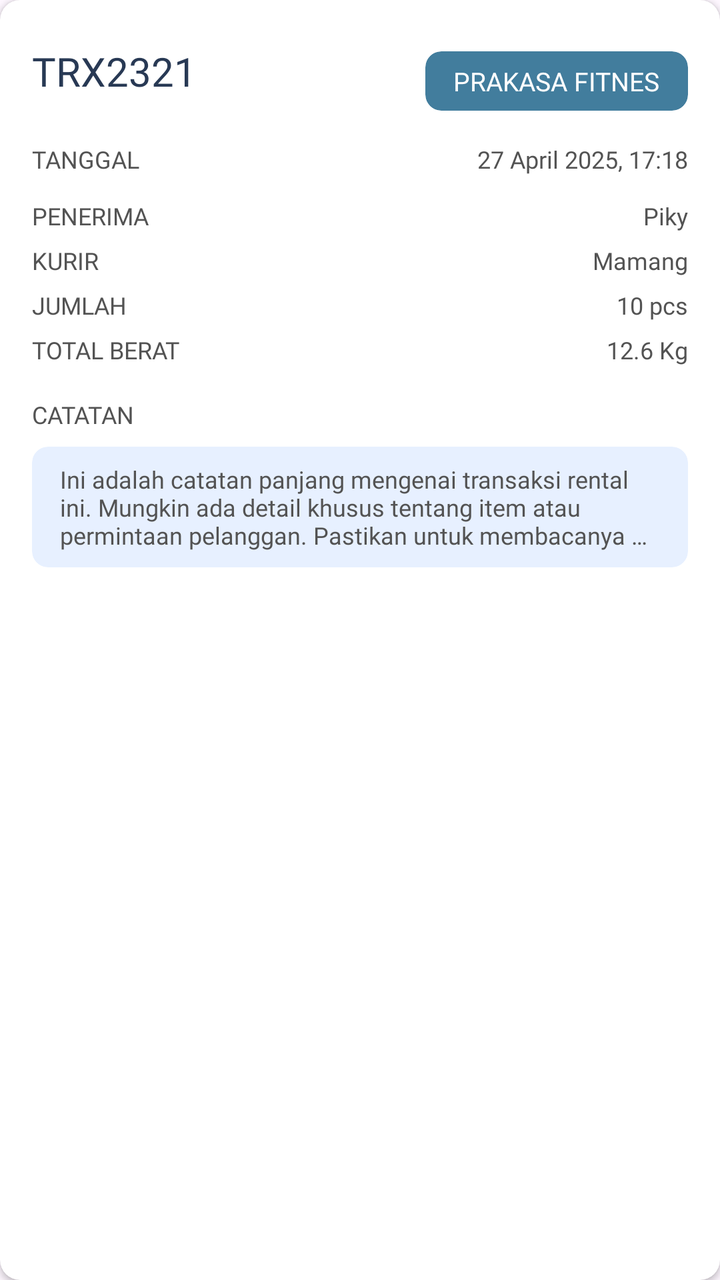
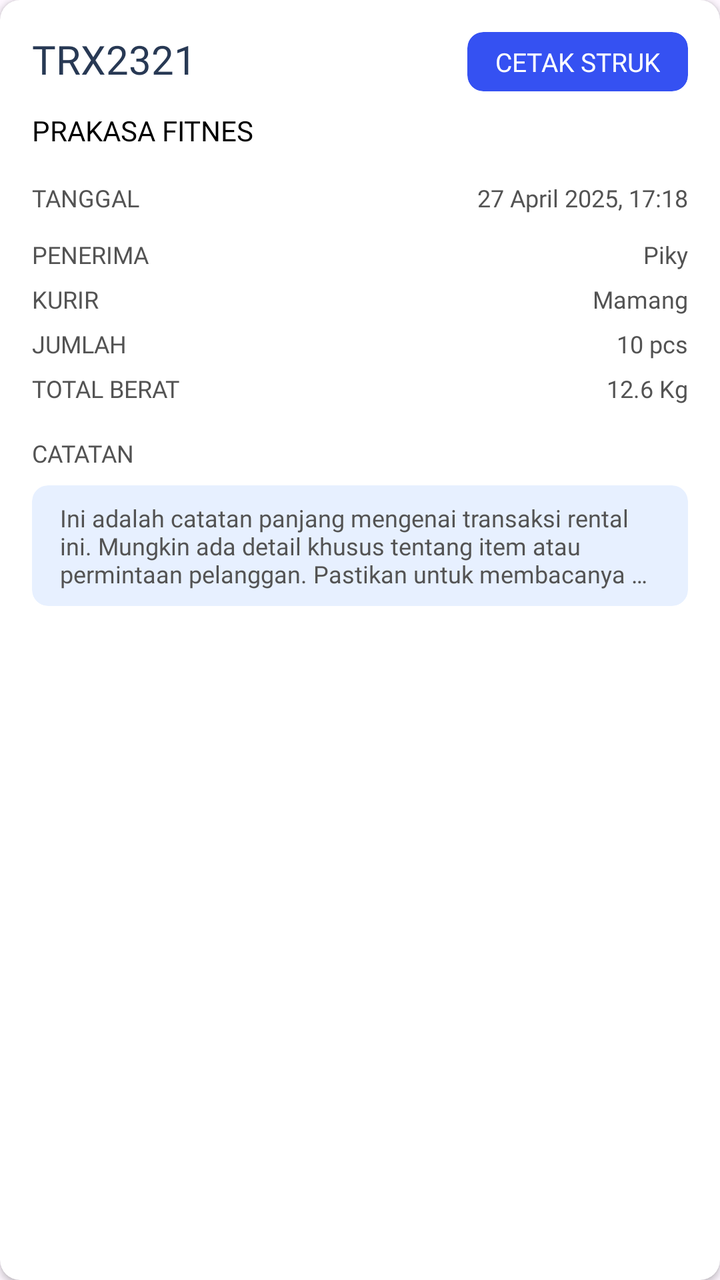

An Android layout rendered at two revisions. The XML below is the earlier revision; the diff shows what the commit changed to produce the second picture.
<!-- AndroidManifest.xml: application theme Theme.BAGUSLAUNDRY -->
<!-- res/layout/kurir_card_transaksi_rental.xml -->
<?xml version="1.0" encoding="utf-8"?>
<androidx.cardview.widget.CardView xmlns:android="http://schemas.android.com/apk/res/android"
    xmlns:app="http://schemas.android.com/apk/res-auto"
    xmlns:tools="http://schemas.android.com/tools"
    android:id="@+id/cardTransaksiRental"
    android:layout_width="match_parent"
    android:layout_height="wrap_content"
    android:layout_marginVertical="6dp"
    app:cardCornerRadius="10dp"
    app:cardElevation="2dp"
    app:cardBackgroundColor="@android:color/white">

    <androidx.constraintlayout.widget.ConstraintLayout
        android:id="@+id/container"
        android:layout_width="match_parent"
        android:layout_height="wrap_content"
        android:padding="16dp">

        
        <TextView
            android:id="@+id/no_resi_transaksi_rental"
            android:layout_width="wrap_content"
            android:layout_height="wrap_content"
            android:fontFamily="@font/inter_bold"
            android:text="TRX2321"
            android:paddingVertical="6dp"
            android:textColor="@color/blue900"
            android:textSize="20sp"
            app:layout_constraintStart_toStartOf="parent"
            app:layout_constraintTop_toTopOf="parent" />


        
        <androidx.cardview.widget.CardView
            android:id="@+id/wadah_status"
            android:layout_width="wrap_content"
            android:layout_height="wrap_content"
            android:layout_marginTop="10dp"
            app:cardBackgroundColor="@color/blueGray"
            app:cardCornerRadius="8dp"
            app:cardElevation="0dp"
            app:layout_constraintEnd_toEndOf="parent"
            app:layout_constraintTop_toTopOf="@id/no_resi_transaksi_rental"
            app:layout_constraintBottom_toBottomOf="@id/no_resi_transaksi_rental"
            android:gravity="end">

            <TextView
                android:id="@+id/nama_client_transaksi_rental"
                android:layout_width="wrap_content"
                android:layout_height="wrap_content"
                android:fontFamily="@font/inter_semibold"
                android:paddingHorizontal="14dp"
                android:paddingVertical="6dp"
                android:text="PRAKASA FITNES"
                android:textAllCaps="true"
                android:textColor="@color/white"
                android:textSize="13sp" />
        </androidx.cardview.widget.CardView>

        
        <LinearLayout
            android:id="@+id/layout_details"
            android:layout_width="match_parent"
            android:layout_height="wrap_content"
            android:layout_marginTop="16dp"
            android:orientation="vertical"
            app:layout_constraintEnd_toEndOf="parent"
            app:layout_constraintStart_toStartOf="parent"
            app:layout_constraintTop_toBottomOf="@+id/wadah_status">

            
            <androidx.constraintlayout.widget.ConstraintLayout
                android:layout_width="match_parent"
                android:layout_height="wrap_content"
                android:layout_marginBottom="6dp">

                <TextView
                    android:id="@+id/title_tanggal_transaksi_rental"
                    android:layout_width="wrap_content"
                    android:layout_height="wrap_content"
                    android:fontFamily="@font/inter_medium"
                    android:text="TANGGAL"
                    android:textColor="@color/gray900"
                    android:textSize="12sp"
                    app:layout_constraintStart_toStartOf="parent"
                    app:layout_constraintTop_toTopOf="parent" />

                <TextView
                    android:id="@+id/tanggal_transaksi_rental"
                    android:layout_width="wrap_content"
                    android:layout_height="wrap_content"
                    android:fontFamily="@font/inter_semibold"
                    android:text="27 April 2025, 17:18"
                    android:textColor="@color/gray900"
                    android:textSize="12sp"
                    app:layout_constraintEnd_toEndOf="parent"
                    app:layout_constraintTop_toTopOf="parent" />
            </androidx.constraintlayout.widget.ConstraintLayout>

            
            <androidx.constraintlayout.widget.ConstraintLayout
                android:layout_width="match_parent"
                android:layout_height="wrap_content"
                android:layout_marginBottom="6dp" />

            
            <androidx.constraintlayout.widget.ConstraintLayout
                android:layout_width="match_parent"
                android:layout_height="wrap_content"
                android:layout_marginBottom="6dp">

                <TextView
                    android:id="@+id/title_nama_penerima_transaksi_rental"
                    android:layout_width="wrap_content"
                    android:layout_height="wrap_content"
                    android:fontFamily="@font/inter_medium"
                    android:text="PENERIMA"
                    android:textColor="@color/gray900"
                    android:textSize="12sp"
                    app:layout_constraintStart_toStartOf="parent"
                    app:layout_constraintTop_toTopOf="parent" />

                <TextView
                    android:id="@+id/nama_penerima_transaksi_rental"
                    android:layout_width="wrap_content"
                    android:layout_height="wrap_content"
                    android:fontFamily="@font/inter_semibold"
                    android:text="Piky"
                    android:textColor="@color/gray900"
                    android:textSize="12sp"
                    app:layout_constraintEnd_toEndOf="parent"
                    app:layout_constraintTop_toTopOf="parent" />
            </androidx.constraintlayout.widget.ConstraintLayout>

            
            <androidx.constraintlayout.widget.ConstraintLayout
                android:layout_width="match_parent"
                android:layout_height="wrap_content"
                android:layout_marginBottom="6dp">

                <TextView
                    android:id="@+id/title_nama_kurir_transaksi_rental"
                    android:layout_width="wrap_content"
                    android:layout_height="wrap_content"
                    android:fontFamily="@font/inter_medium"
                    android:text="KURIR"
                    android:textColor="@color/gray900"
                    android:textSize="12sp"
                    app:layout_constraintStart_toStartOf="parent"
                    app:layout_constraintTop_toTopOf="parent" />

                <TextView
                    android:id="@+id/nama_kurir_transaksi_rental"
                    android:layout_width="wrap_content"
                    android:layout_height="wrap_content"
                    android:fontFamily="@font/inter_semibold"
                    android:text="Mamang"
                    android:textColor="@color/gray900"
                    android:textSize="12sp"
                    app:layout_constraintEnd_toEndOf="parent"
                    app:layout_constraintTop_toTopOf="parent" />
            </androidx.constraintlayout.widget.ConstraintLayout>

            
            <androidx.constraintlayout.widget.ConstraintLayout
                android:layout_width="match_parent"
                android:layout_height="wrap_content"
                android:layout_marginBottom="6dp">

                <TextView
                    android:id="@+id/title_jumlah_item_transaksi_rental"
                    android:layout_width="wrap_content"
                    android:layout_height="wrap_content"
                    android:fontFamily="@font/inter_medium"
                    android:text="JUMLAH"
                    android:textColor="@color/gray900"
                    android:textSize="12sp"
                    app:layout_constraintStart_toStartOf="parent"
                    app:layout_constraintTop_toTopOf="parent" />

                <TextView
                    android:id="@+id/jumlah_item_transaksi_rental"
                    android:layout_width="wrap_content"
                    android:layout_height="wrap_content"
                    android:fontFamily="@font/inter_semibold"
                    android:text="10 pcs"
                    android:textColor="@color/gray900"
                    android:textSize="12sp"
                    app:layout_constraintEnd_toEndOf="parent"
                    app:layout_constraintTop_toTopOf="parent" />
            </androidx.constraintlayout.widget.ConstraintLayout>

            

            
            <androidx.constraintlayout.widget.ConstraintLayout
                android:layout_width="match_parent"
                android:layout_height="wrap_content"
                android:layout_marginBottom="6dp">

                <TextView
                    android:id="@+id/title_total_berat_transaksi_rental"
                    android:layout_width="wrap_content"
                    android:layout_height="wrap_content"
                    android:fontFamily="@font/inter_medium"
                    android:text="TOTAL BERAT"
                    android:textColor="@color/gray900"
                    android:textSize="12sp"
                    app:layout_constraintStart_toStartOf="parent"
                    app:layout_constraintTop_toTopOf="parent" />

                <TextView
                    android:id="@+id/total_berat_transaksi_rental"
                    android:layout_width="wrap_content"
                    android:layout_height="wrap_content"
                    android:fontFamily="@font/inter_semibold"
                    android:text="12.6 Kg"
                    android:textColor="@color/gray900"
                    android:textSize="12sp"
                    app:layout_constraintEnd_toEndOf="parent"
                    app:layout_constraintTop_toTopOf="parent" />
            </androidx.constraintlayout.widget.ConstraintLayout>

            

            

        </LinearLayout>

        <TextView
            android:id="@+id/title_note_transaksi_rental"
            android:layout_width="wrap_content"
            android:layout_height="wrap_content"
            android:layout_marginTop="10dp"
            android:fontFamily="@font/inter_semibold"
            android:text="CATATAN"
            android:textColor="@color/gray900"
            android:textSize="12sp"
            app:layout_constraintStart_toStartOf="parent"
            app:layout_constraintTop_toBottomOf="@+id/layout_details" />

        <androidx.cardview.widget.CardView
            android:id="@+id/wadah_note"
            android:layout_width="match_parent"
            android:layout_height="wrap_content"
            android:layout_marginTop="8dp"
            android:backgroundTint="@color/blueBase"
            app:cardCornerRadius="8dp"
            app:cardElevation="0dp"
            app:layout_constraintStart_toStartOf="parent"
            app:layout_constraintTop_toBottomOf="@+id/title_note_transaksi_rental">

            <TextView
                android:id="@+id/note_transaksi_rental"
                android:layout_width="match_parent"
                android:layout_height="wrap_content"
                android:ellipsize="end"
                android:fontFamily="@font/inter_medium"
                android:maxLines="3"
                android:paddingHorizontal="14dp"
                android:paddingVertical="8dp"
                android:singleLine="false"
                android:text="Ini adalah catatan panjang mengenai transaksi rental ini. Mungkin ada detail khusus tentang item atau permintaan pelanggan. Pastikan untuk membacanya dengan teliti. Ini hanya contoh catatan. "
                android:textColor="@color/gray900"
                android:textSize="12sp" />

        </androidx.cardview.widget.CardView>

    </androidx.constraintlayout.widget.ConstraintLayout>

</androidx.cardview.widget.CardView>
<!-- resources referenced by this layout -->
<resources>
  <color name="blue900">#283954</color>
  <color name="blueBase">#E7F0FF</color>
  <color name="blueGray">#427D9D</color>
  <color name="gray900">#535353</color>
  <color name="white">#FFFFFF</color>
  <style name="Theme.BAGUSLAUNDRY" parent="Base.Theme.BAGUSLAUNDRY" />
  <style name="Base.Theme.BAGUSLAUNDRY" parent="Theme.Material3.Light.NoActionBar">
          
          <item name="colorPrimary">@color/primary</item>
           <item name="colorAccent">@color/secondary</item>
      </style>
  <color name="primary">#3551F2</color>
  <color name="secondary">#536AF4</color>
</resources>

<!-- the commit's change to res/layout/kurir_card_transaksi_rental.xml (unified diff, before → after) -->
@@ -23,7 +23,6 @@
             android:layout_height="wrap_content"
             android:fontFamily="@font/inter_bold"
             android:text="TRX2321"
-            android:paddingVertical="6dp"
             android:textColor="@color/blue900"
             android:textSize="20sp"
             app:layout_constraintStart_toStartOf="parent"
@@ -31,27 +30,64 @@
 
 
         
+
+
+
+
+
+
+
+
+
+
+
+
+
+
+
+
+
+
+
+
+
+
+
+
+
+        <TextView
+            android:id="@+id/nama_client_transaksi_rental"
+            android:layout_width="0dp"
+            android:layout_height="wrap_content"
+            android:layout_marginTop="10dp"
+            android:fontFamily="@font/inter_semibold"
+            android:text="PRAKASA FITNES"
+            android:textAllCaps="true"
+            android:textColor="@color/black"
+            android:textSize="14sp"
+            app:layout_constraintEnd_toEndOf="parent"
+            app:layout_constraintStart_toStartOf="parent"
+            app:layout_constraintTop_toBottomOf="@+id/wadah_cetak" />
+
         <androidx.cardview.widget.CardView
-            android:id="@+id/wadah_status"
+            android:id="@+id/wadah_cetak"
             android:layout_width="wrap_content"
             android:layout_height="wrap_content"
-            android:layout_marginTop="10dp"
-            app:cardBackgroundColor="@color/blueGray"
+            app:cardBackgroundColor="@color/primary"
             app:cardCornerRadius="8dp"
             app:cardElevation="0dp"
             app:layout_constraintEnd_toEndOf="parent"
             app:layout_constraintTop_toTopOf="@id/no_resi_transaksi_rental"
-            app:layout_constraintBottom_toBottomOf="@id/no_resi_transaksi_rental"
             android:gravity="end">
 
             <TextView
-                android:id="@+id/nama_client_transaksi_rental"
+                android:id="@+id/cetak_transaksi_rental"
                 android:layout_width="wrap_content"
                 android:layout_height="wrap_content"
                 android:fontFamily="@font/inter_semibold"
                 android:paddingHorizontal="14dp"
                 android:paddingVertical="6dp"
-                android:text="PRAKASA FITNES"
+                android:text="Cetak Struk"
                 android:textAllCaps="true"
                 android:textColor="@color/white"
                 android:textSize="13sp" />
@@ -66,7 +102,7 @@
             android:orientation="vertical"
             app:layout_constraintEnd_toEndOf="parent"
             app:layout_constraintStart_toStartOf="parent"
-            app:layout_constraintTop_toBottomOf="@+id/wadah_status">
+            app:layout_constraintTop_toBottomOf="@+id/nama_client_transaksi_rental">
 
             
             <androidx.constraintlayout.widget.ConstraintLayout
<!-- resource entries referenced after the edit -->
@@ -1,8 +1,8 @@
 <!-- resources referenced by this layout -->
 <resources>
+  <color name="black">#FF000000</color>
   <color name="blue900">#283954</color>
   <color name="blueBase">#E7F0FF</color>
-  <color name="blueGray">#427D9D</color>
   <color name="gray900">#535353</color>
   <color name="white">#FFFFFF</color>
   <style name="Theme.BAGUSLAUNDRY" parent="Base.Theme.BAGUSLAUNDRY" />
